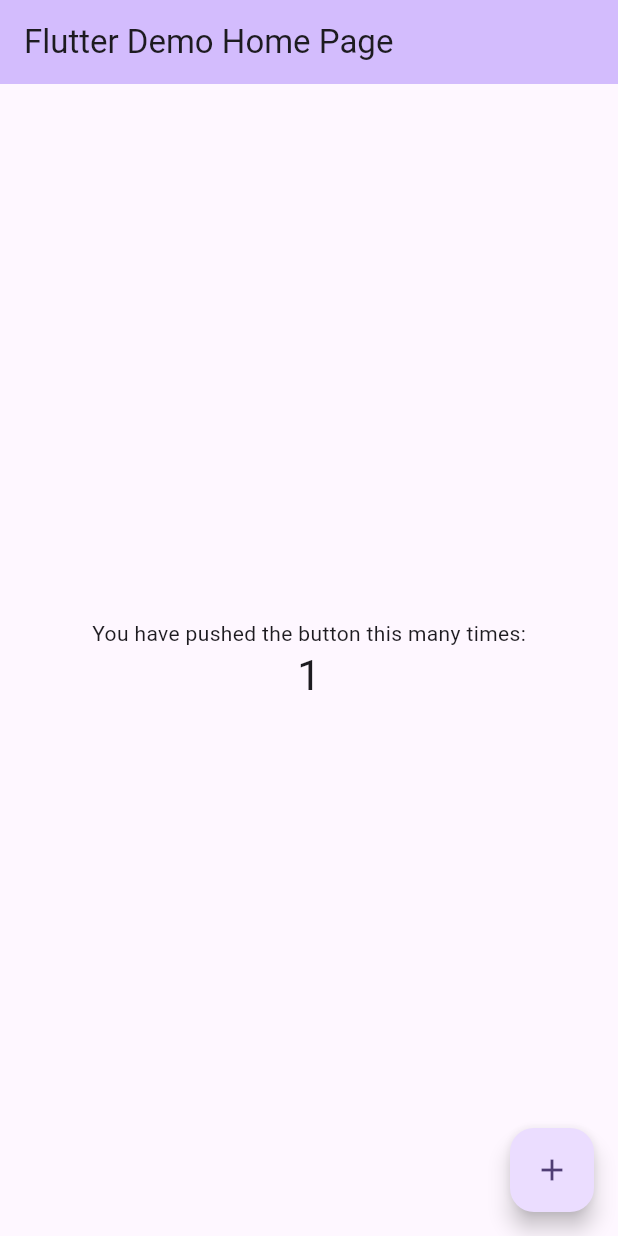
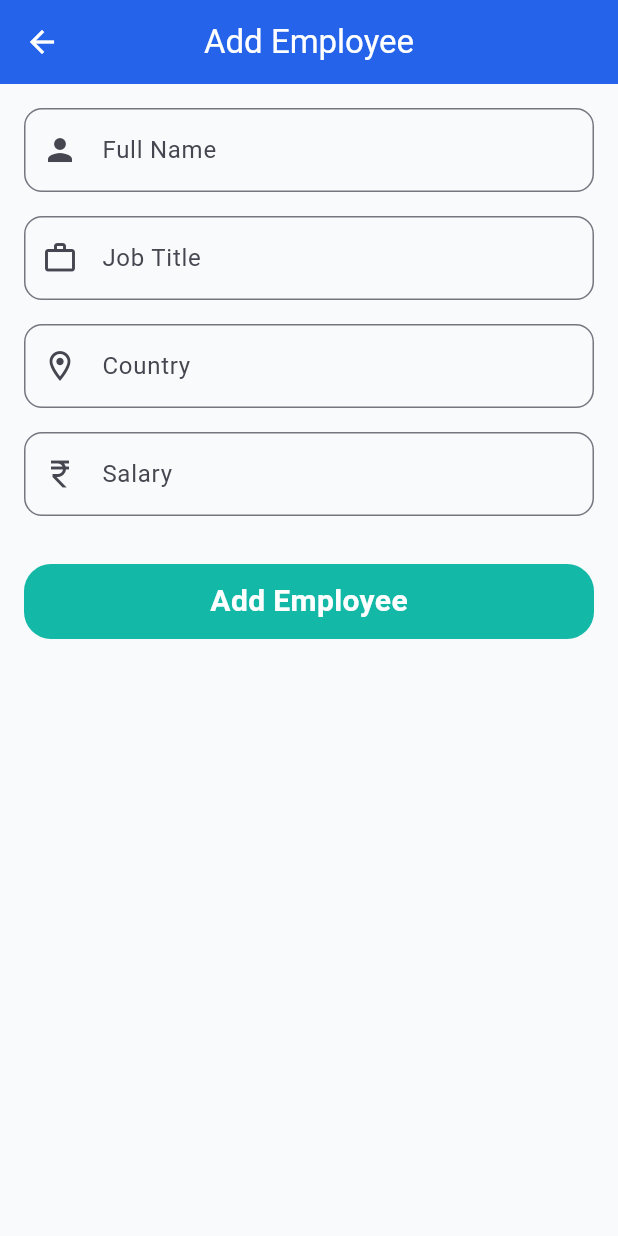
Before and after one commit to AslinGeo/Salary-Management-Kata, a Flutter app: the screen it shows after launch, after a tap on the "add" icon, on a phone screen of 412 x 824 dp. Run offline on Flutter 3.47's test engine with Material 3 defaults, Android fonts, the phone set to English and light mode, and no system bars; our stand-ins replace go_router.

Commit message:
add UI layer for features

```diff
--- /dev/null
+++ b/lib/feature/app/core/router/app_router.dart
@@ -0,0 +1,29 @@
+
+import 'package:go_router/go_router.dart';
+import 'package:salary_management_kata/feature/app/presentation/ui/add_employee/add_edit_employee_page.dart' show AddEditEmployeePage;
+import 'package:salary_management_kata/feature/app/presentation/ui/employee_list/employee_list_page.dart';
+import '../../data/models/employee.dart';
+
+final GoRouter appRouter = GoRouter(
+  initialLocation: '/',
+  routes: [
+    GoRoute(
+      path: '/',
+      name: 'employee-list',
+      builder: (context, state) => const EmployeeListPage(),
+    ),
+    GoRoute(
+      path: '/add',
+      name: 'add-employee',
+      builder: (context, state) => const AddEditEmployeePage(),
+    ),
+    GoRoute(
+      path: '/edit',
+      name: 'edit-employee',
+      builder: (context, state) {
+        final employee = state.extra as Employee;
+        return AddEditEmployeePage(employee: employee);
+      },
+    ),
+  ],
+);
--- /dev/null
+++ b/lib/feature/app/core/theme.dart
@@ -0,0 +1,30 @@
+import 'package:flutter/material.dart';
+
+final appTheme = ThemeData(
+  useMaterial3: true,
+  scaffoldBackgroundColor: const Color(0xFFF8FAFC),
+  buttonTheme: ButtonThemeData(buttonColor: const Color(0xFF14B8A6)),
+  colorScheme: ColorScheme.fromSeed(
+    seedColor: const Color(0xFF2563EB),
+    primary: const Color(0xFF2563EB),
+    secondary: const Color(0xFF14B8A6),
+    error: const Color(0xFFDC2626),
+  ),
+  appBarTheme: const AppBarTheme(
+    backgroundColor: Color(0xFF2563EB),
+    foregroundColor: Colors.white,
+    centerTitle: true,
+  ),
+  floatingActionButtonTheme: const FloatingActionButtonThemeData(
+    backgroundColor: Color(0xFF14B8A6),
+    foregroundColor: Colors.white,
+  ),
+  cardTheme: CardThemeData(
+    color: Colors.white,
+    elevation: 3,
+    shape: RoundedRectangleBorder(borderRadius: BorderRadius.circular(12)),
+  ),
+  inputDecorationTheme: InputDecorationTheme(
+    border: OutlineInputBorder(borderRadius: BorderRadius.circular(12)),
+  ),
+);
--- /dev/null
+++ b/lib/feature/app/data/models/employee.dart
@@ -0,0 +1,15 @@
+class Employee {
+  final int id;
+  final String fullName;
+  final String jobTitle;
+  final String country;
+  final double salary;
+
+  Employee({
+    required this.id,
+    required this.fullName,
+    required this.jobTitle,
+    required this.country,
+    required this.salary,
+  });
+}
--- /dev/null
+++ b/lib/feature/app/presentation/ui/add_employee/add_edit_employee_page.dart
@@ -0,0 +1,157 @@
+import 'package:flutter/material.dart';
+import 'package:salary_management_kata/feature/app/data/models/employee.dart';
+import 'package:salary_management_kata/feature/app/presentation/ui/add_employee/app_text_field.dart';
+
+class AddEditEmployeePage extends StatefulWidget {
+  final Employee? employee;
+
+  const AddEditEmployeePage({super.key, this.employee});
+
+  @override
+  State<AddEditEmployeePage> createState() => _AddEditEmployeePageState();
+}
+
+class _AddEditEmployeePageState extends State<AddEditEmployeePage> {
+  final _formKey = GlobalKey<FormState>();
+
+  late final TextEditingController _nameController;
+  late final TextEditingController _jobTitleController;
+  late final TextEditingController _countryController;
+  late final TextEditingController _salaryController;
+
+  bool get isEditMode => widget.employee != null;
+
+  @override
+  void initState() {
+    super.initState();
+
+    _nameController = TextEditingController(
+      text: widget.employee?.fullName ?? '',
+    );
+    _jobTitleController = TextEditingController(
+      text: widget.employee?.jobTitle ?? '',
+    );
+    _countryController = TextEditingController(
+      text: widget.employee?.country ?? '',
+    );
+    _salaryController = TextEditingController(
+      text: widget.employee?.salary.toString() ?? '',
+    );
+  }
+
+  @override
+  void dispose() {
+    _nameController.dispose();
+    _jobTitleController.dispose();
+    _countryController.dispose();
+    _salaryController.dispose();
+    super.dispose();
+  }
+
+  void _onSubmit() {
+    if (!_formKey.currentState!.validate()) return;
+
+    final employee = Employee(
+      id: widget.employee?.id ?? 0,
+      fullName: _nameController.text.trim(),
+      jobTitle: _jobTitleController.text.trim(),
+      country: _countryController.text.trim(),
+      salary: double.parse(_salaryController.text),
+    );
+
+    // Later → dispatch BLoC event
+    // context.read<EmployeeBloc>().add(...)
+
+    Navigator.pop(context, employee);
+  }
+
+  @override
+  Widget build(BuildContext context) {
+    return Scaffold(
+      appBar: AppBar(
+        title: Text(isEditMode ? 'Edit Employee' : 'Add Employee'),
+      ),
+      body: SafeArea(
+        child: SingleChildScrollView(
+          padding: const EdgeInsets.all(16),
+          child: Form(
+            key: _formKey,
+            child: Column(
+              children: [
+                AppTextField(
+                  controller: _nameController,
+                  label: 'Full Name',
+                  icon: Icons.person,
+                  validator: _requiredValidator,
+                ),
+                const SizedBox(height: 16),
+                AppTextField(
+                  controller: _jobTitleController,
+                  label: 'Job Title',
+                  icon: Icons.work_outline,
+                  validator: _requiredValidator,
+                ),
+                const SizedBox(height: 16),
+                AppTextField(
+                  controller: _countryController,
+                  label: 'Country',
+                  icon: Icons.location_on_outlined,
+                  validator: _requiredValidator,
+                ),
+                const SizedBox(height: 16),
+                AppTextField(
+                  controller: _salaryController,
+                  label: 'Salary',
+                  icon: Icons.currency_rupee,
+                  keyboardType: TextInputType.number,
+                  validator: _salaryValidator,
+                ),
+                const SizedBox(height: 32),
+
+                GestureDetector(
+                  onTap: _onSubmit,
+                  child: Container(
+                    width: double.infinity,
+                    height: 50,
+                    decoration: BoxDecoration(
+                      color: const Color(0xFF14B8A6),
+                      borderRadius: BorderRadius.circular(18),
+                    ),
+                    child: Center(
+                      child: Text(
+                        isEditMode ? 'Update Employee' : 'Add Employee',
+                        style: TextStyle(
+                          color: Colors.white,
+                          fontSize: 20,
+                          fontWeight: FontWeight.w600,
+                        ),
+                      ),
+                    ),
+                  ),
+                ),
+              ],
+            ),
+          ),
+        ),
+      ),
+    );
+  }
+
+  String? _requiredValidator(String? value) {
+    if (value == null || value.trim().isEmpty) {
+      return 'This field is required';
+    }
+    return null;
+  }
+
+  String? _salaryValidator(String? value) {
+    if (value == null || value.trim().isEmpty) {
+      return 'Salary is required';
+    }
+    final salary = double.tryParse(value);
+    if (salary == null || salary <= 0) {
+      return 'Enter a valid salary';
+    }
+    return null;
+  }
+}
--- /dev/null
+++ b/lib/feature/app/presentation/ui/add_employee/app_text_field.dart
@@ -0,0 +1,34 @@
+import 'package:flutter/material.dart';
+
+class AppTextField extends StatelessWidget {
+  final TextEditingController controller;
+  final String label;
+  final IconData icon;
+  final TextInputType keyboardType;
+  final String? Function(String?)? validator;
+
+  const AppTextField({
+    super.key,
+    required this.controller,
+    required this.label,
+    required this.icon,
+    this.keyboardType = TextInputType.text,
+    this.validator,
+  });
+
+  @override
+  Widget build(BuildContext context) {
+    return TextFormField(
+      controller: controller,
+      keyboardType: keyboardType,
+      validator: validator,
+      decoration: InputDecoration(
+        labelText: label,
+        prefixIcon: Icon(icon),
+        border: OutlineInputBorder(
+          borderRadius: BorderRadius.circular(12),
+        ),
+      ),
+    );
+  }
+}
--- /dev/null
+++ b/lib/feature/app/presentation/ui/employee_list/employee_card.dart
@@ -0,0 +1,81 @@
+import 'package:flutter/material.dart';
+import 'package:salary_management_kata/feature/app/data/models/employee.dart';
+
+class EmployeeCard extends StatelessWidget {
+  final Employee employee;
+  final VoidCallback onEdit;
+  final VoidCallback onDelete;
+
+  const EmployeeCard({
+    super.key,
+    required this.employee,
+    required this.onEdit,
+    required this.onDelete,
+  });
+
+  @override
+  Widget build(BuildContext context) {
+    return Card(
+      elevation: 3,
+      shape: RoundedRectangleBorder(
+        borderRadius: BorderRadius.circular(12),
+      ),
+      child: Padding(
+        padding: const EdgeInsets.all(16),
+        child: Column(
+          crossAxisAlignment: CrossAxisAlignment.start,
+          children: [
+            // Name + Actions
+            Row(
+              children: [
+                Expanded(
+                  child: Text(
+                    employee.fullName,
+                    style: Theme.of(context).textTheme.titleMedium?.copyWith(
+                          fontWeight: FontWeight.bold,
+                        ),
+                  ),
+                ),
+                IconButton(
+                  icon: const Icon(Icons.edit, color: Colors.blue),
+                  onPressed: onEdit,
+                ),
+                IconButton(
+                  icon: const Icon(Icons.delete, color: Colors.red),
+                  onPressed: onDelete,
+                ),
+              ],
+            ),
+
+            const SizedBox(height: 8),
+
+            // Job title
+            Text(
+              employee.jobTitle,
+              style: Theme.of(context).textTheme.bodyMedium,
+            ),
+
+            const SizedBox(height: 6),
+
+            // Country + Salary
+            Row(
+              children: [
+                const Icon(Icons.location_on_outlined, size: 16),
+                const SizedBox(width: 4),
+                Text(employee.country),
+                const Spacer(),
+                Text(
+                  '₹${employee.salary.toStringAsFixed(0)}',
+                  style: Theme.of(context).textTheme.titleSmall?.copyWith(
+                        fontWeight: FontWeight.bold,
+                        color: Colors.green,
+                      ),
+                ),
+              ],
+            ),
+          ],
+        ),
+      ),
+    );
+  }
+}
--- /dev/null
+++ b/lib/feature/app/presentation/ui/employee_list/employee_list_page.dart
@@ -0,0 +1,83 @@
+import 'package:flutter/material.dart';
+import 'package:go_router/go_router.dart';
+import 'package:salary_management_kata/feature/app/data/models/employee.dart';
+import 'package:salary_management_kata/feature/app/presentation/ui/employee_list/employee_card.dart';
+
+class EmployeeListPage extends StatelessWidget {
+  const EmployeeListPage({super.key});
+
+  @override
+  Widget build(BuildContext context) {
+    // TEMP dummy data (later comes from BLoC)
+    final employees = <Employee>[
+      Employee(
+        id: 1,
+        fullName: 'Aslin Geo',
+        jobTitle: 'Flutter Developer',
+        country: 'India',
+        salary: 85000,
+      ),
+      Employee(
+        id: 2,
+        fullName: 'John Smith',
+        jobTitle: 'Product Designer',
+        country: 'USA',
+        salary: 95000,
+      ),
+    ];
+
+    return Scaffold(
+      appBar: AppBar(title: const Text('Employees'), centerTitle: true),
+      floatingActionButton: FloatingActionButton(
+        onPressed: () {
+          context.push("/add");
+        },
+        child: const Icon(Icons.add),
+      ),
+      body: employees.isEmpty
+          ? const _EmptyState()
+          : ListView.separated(
+              padding: const EdgeInsets.all(16),
+              itemCount: employees.length,
+              separatorBuilder: (_, __) => const SizedBox(height: 12),
+              itemBuilder: (context, index) {
+                return EmployeeCard(
+                  employee: employees[index],
+                  onEdit: () {
+                    // Navigate to Edit
+                  },
+                  onDelete: () {
+                    // Delete action
+                  },
+                );
+              },
+            ),
+    );
+  }
+}
+
+class _EmptyState extends StatelessWidget {
+  const _EmptyState();
+
+  @override
+  Widget build(BuildContext context) {
+    return Center(
+      child: Column(
+        mainAxisAlignment: MainAxisAlignment.center,
+        children: const [
+          Icon(Icons.people_outline, size: 80, color: Colors.grey),
+          SizedBox(height: 12),
+          Text(
+            'No employees found',
+            style: TextStyle(fontSize: 18, fontWeight: FontWeight.w600),
+          ),
+          SizedBox(height: 6),
+          Text(
+            'Tap + to add a new employee',
+            style: TextStyle(color: Colors.grey),
+          ),
+        ],
+      ),
+    );
+  }
+}
--- a/lib/main.dart
+++ b/lib/main.dart
@@ -1,4 +1,6 @@
 import 'package:flutter/material.dart';
+import 'package:salary_management_kata/feature/app/core/router/app_router.dart';
+import 'package:salary_management_kata/feature/app/core/theme.dart';
 
 void main() {
   runApp(const MyApp());
@@ -10,113 +12,11 @@ class MyApp extends StatelessWidget {
   // This widget is the root of your application.
   @override
   Widget build(BuildContext context) {
-    return MaterialApp(
-      title: 'Flutter Demo',
-      theme: ThemeData(
-        // This is the theme of your application.
-        //
-        // TRY THIS: Try running your application with "flutter run". You'll see
-        // the application has a purple toolbar. Then, without quitting the app,
-        // try changing the seedColor in the colorScheme below to Colors.green
-        // and then invoke "hot reload" (save your changes or press the "hot
-        // reload" button in a Flutter-supported IDE, or press "r" if you used
-        // the command line to start the app).
-        //
-        // Notice that the counter didn't reset back to zero; the application
-        // state is not lost during the reload. To reset the state, use hot
-        // restart instead.
-        //
-        // This works for code too, not just values: Most code changes can be
-        // tested with just a hot reload.
-        colorScheme: .fromSeed(seedColor: Colors.deepPurple),
-      ),
-      home: const MyHomePage(title: 'Flutter Demo Home Page'),
+    return MaterialApp.router(
+      debugShowCheckedModeBanner: false,
+      title: 'Salary Management Kata',
+      theme: appTheme,
+      routerConfig: appRouter,
     );
   }
 }
-
-class MyHomePage extends StatefulWidget {
-  const MyHomePage({super.key, required this.title});
-
-  // This widget is the home page of your application. It is stateful, meaning
-  // that it has a State object (defined below) that contains fields that affect
-  // how it looks.
-
-  // This class is the configuration for the state. It holds the values (in this
-  // case the title) provided by the parent (in this case the App widget) and
-  // used by the build method of the State. Fields in a Widget subclass are
-  // always marked "final".
-
-  final String title;
-
-  @override
-  State<MyHomePage> createState() => _MyHomePageState();
-}
-
-class _MyHomePageState extends State<MyHomePage> {
-  int _counter = 0;
-
-  void _incrementCounter() {
-    setState(() {
-      // This call to setState tells the Flutter framework that something has
-      // changed in this State, which causes it to rerun the build method below
-      // so that the display can reflect the updated values. If we changed
-      // _counter without calling setState(), then the build method would not be
-      // called again, and so nothing would appear to happen.
-      _counter++;
-    });
-  }
-
-  @override
-  Widget build(BuildContext context) {
-    // This method is rerun every time setState is called, for instance as done
-    // by the _incrementCounter method above.
-    //
-    // The Flutter framework has been optimized to make rerunning build methods
-    // fast, so that you can just rebuild anything that needs updating rather
-    // than having to individually change instances of widgets.
-    return Scaffold(
-      appBar: AppBar(
-        // TRY THIS: Try changing the color here to a specific color (to
-        // Colors.amber, perhaps?) and trigger a hot reload to see the AppBar
-        // change color while the other colors stay the same.
-        backgroundColor: Theme.of(context).colorScheme.inversePrimary,
-        // Here we take the value from the MyHomePage object that was created by
-        // the App.build method, and use it to set our appbar title.
-        title: Text(widget.title),
-      ),
-      body: Center(
-        // Center is a layout widget. It takes a single child and positions it
-        // in the middle of the parent.
-        child: Column(
-          // Column is also a layout widget. It takes a list of children and
-          // arranges them vertically. By default, it sizes itself to fit its
-          // children horizontally, and tries to be as tall as its parent.
-          //
-          // Column has various properties to control how it sizes itself and
-          // how it positions its children. Here we use mainAxisAlignment to
-          // center the children vertically; the main axis here is the vertical
-          // axis because Columns are vertical (the cross axis would be
-          // horizontal).
-          //
-          // TRY THIS: Invoke "debug painting" (choose the "Toggle Debug Paint"
-          // action in the IDE, or press "p" in the console), to see the
-          // wireframe for each widget.
-          mainAxisAlignment: .center,
-          children: [
-            const Text('You have pushed the button this many times:'),
-            Text(
-              '$_counter',
-              style: Theme.of(context).textTheme.headlineMedium,
-            ),
-          ],
-        ),
-      ),
-      floatingActionButton: FloatingActionButton(
-        onPressed: _incrementCounter,
-        tooltip: 'Increment',
-        child: const Icon(Icons.add),
-      ),
-    );
-  }
-}
```
Also changed, not shown: pubspec.yaml (+2 -12 lines), pubspec.lock.
